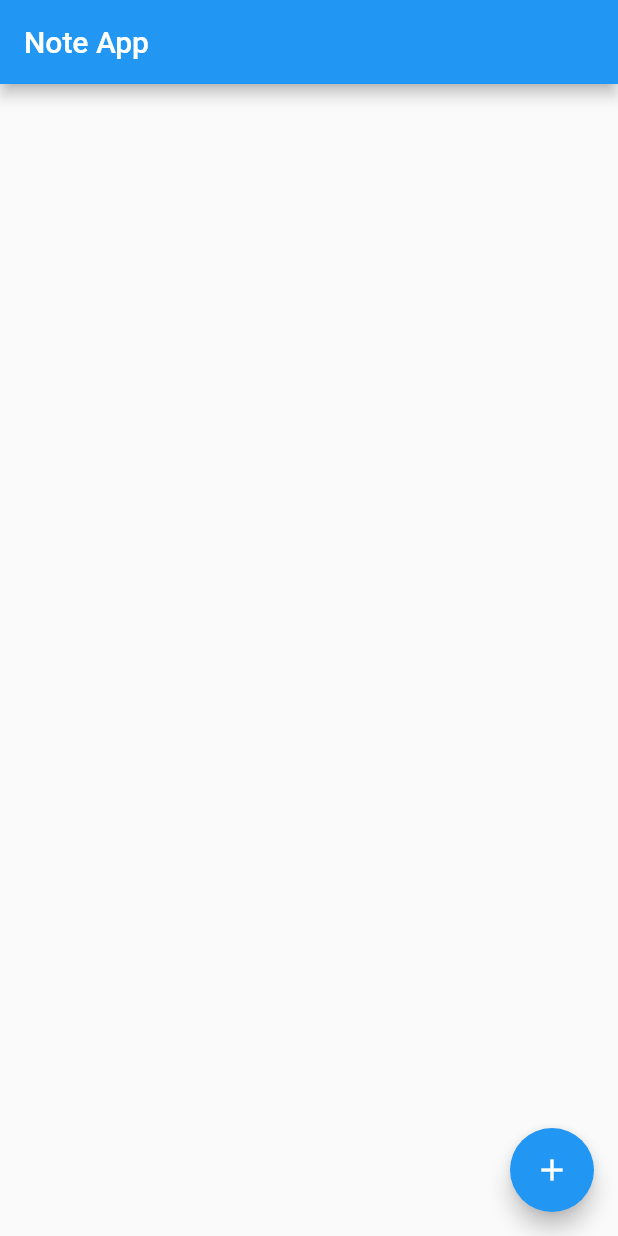
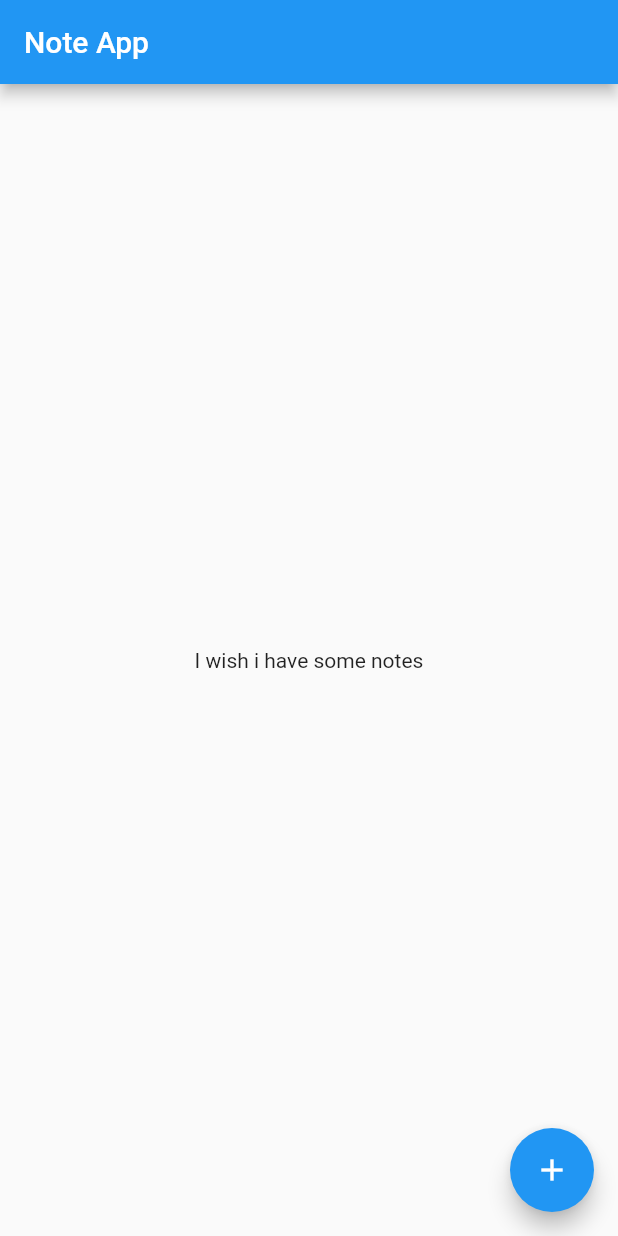
Before and after one commit to Aratnor/FlutterNoteApp, a Flutter app: the screen it shows after launch, on a phone screen of 412 x 824 dp. Run offline on Flutter 3.47's test engine with Material 2 defaults, Android fonts, the phone set to English and light mode, and no system bars.

Commit message:
Lets show some condition widget added empty screen text

```diff
--- a/lib/ListingWidget.dart
+++ b/lib/ListingWidget.dart
@@ -26,26 +26,36 @@ class _ListingState extends State<ListingWidget> {
     });
   }
 
+  Widget _getEmptyListView() {
+    return const Text("I wish i have some notes");
+  }
+
+  Widget _getListView() {
+    return ListView.separated(
+      padding: const EdgeInsets.all(8.0),
+      itemCount: noteList.length,
+      itemBuilder: (_, int index) =>
+          Container(
+              height: 50,
+              color: Colors.amber[100],
+              child: Center(
+                child: Text("Note Title : ${noteList[index].title} Desc : ${noteList[index].desc}"),
+              )
+          ),
+      separatorBuilder: (BuildContext context, int index) => const Divider(),
+    );
+  }
+
   @override
   Widget build(BuildContext context) {
+    Widget childWidget = noteList.isEmpty ? _getEmptyListView() : _getListView();
+
     return Scaffold(
       appBar: AppBar(
         title: const Text("Note App"),
       ),
       body: Center(
-        child: ListView.separated(
-            padding: const EdgeInsets.all(8.0),
-            itemCount: noteList.length,
-            itemBuilder: (_, int index) =>
-              Container(
-                height: 50,
-                color: Colors.amber[100],
-                child: Center(
-                  child: Text("Note Title : ${noteList[index].title} Desc : ${noteList[index].desc}"),
-                )
-              ),
-          separatorBuilder: (BuildContext context, int index) => const Divider(),
-        )
+        child: childWidget
       ),
       floatingActionButton: FloatingActionButton(
         onPressed: () => _navigateAddNoteAndAwait(context),
```
